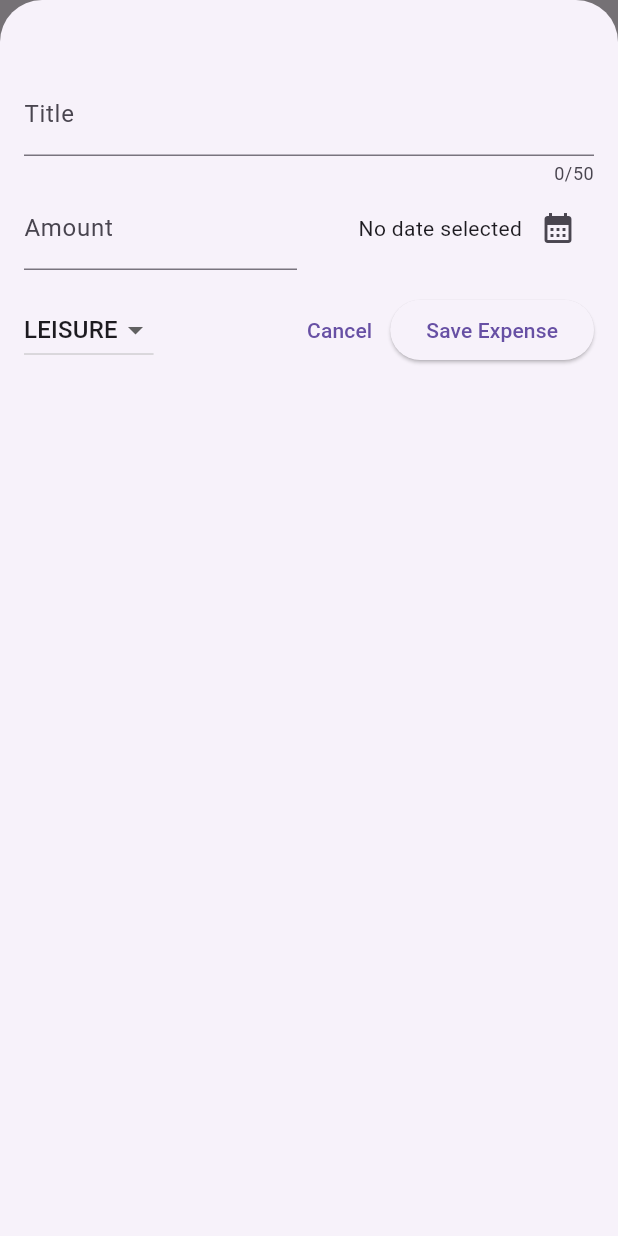
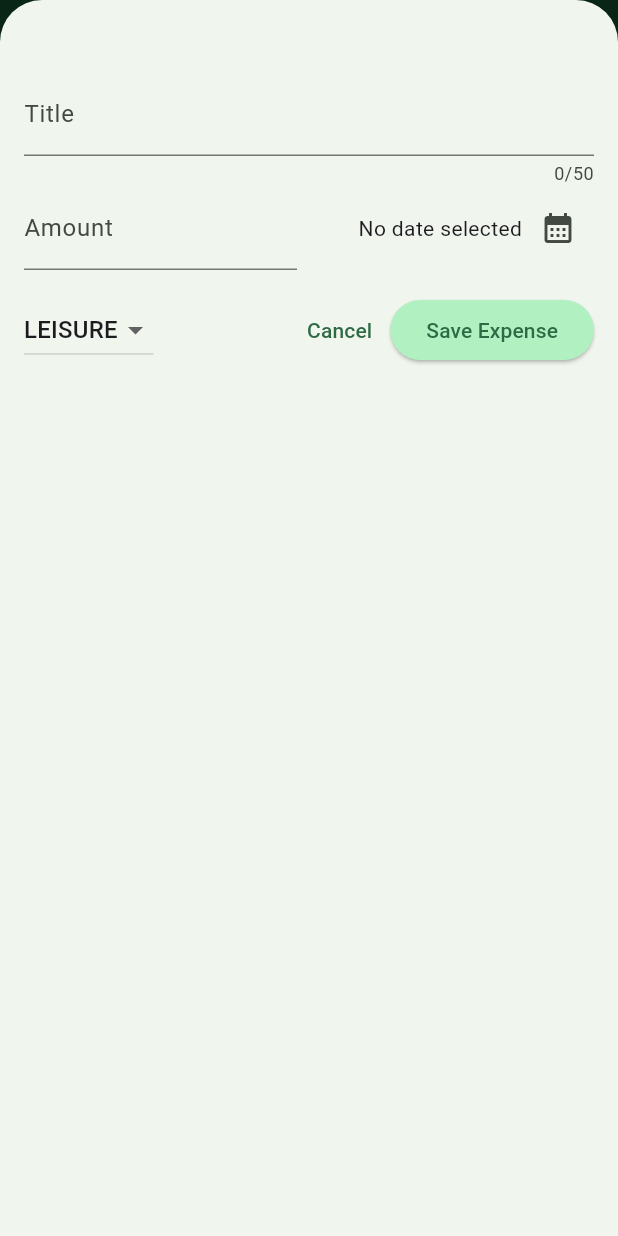
Before and after one commit to auri-gabriel/expense_tracker, a Flutter app: the screen it shows after launch, after a tap on the "add" icon, on a phone screen of 412 x 824 dp. Run offline on Flutter 3.47's test engine with Material 3 defaults, Android fonts, the phone set to English and light mode, and no system bars.

Commit message:
Refactor main function to enhance MaterialApp theme configuration and improve code readability

```diff
--- a/lib/main.dart
+++ b/lib/main.dart
@@ -1,6 +1,38 @@
 import 'package:flutter/material.dart';
 import 'package:expense_tracker/widgets/expenses.dart';
 
+var kColorScheme = ColorScheme.fromSeed(
+  seedColor: Color.fromARGB(255, 59, 181, 110),
+);
+
 void main() {
-  runApp(const MaterialApp(home: Expenses()));
+  runApp(
+    MaterialApp(
+      theme: ThemeData().copyWith(
+        colorScheme: kColorScheme,
+        appBarTheme: AppBarTheme().copyWith(
+          backgroundColor: kColorScheme.onPrimaryContainer,
+          foregroundColor: kColorScheme.primaryContainer,
+        ),
+        scaffoldBackgroundColor: kColorScheme.secondary,
+        cardTheme: CardTheme().copyWith(
+          color: kColorScheme.secondaryContainer,
+          margin: const EdgeInsets.symmetric(horizontal: 16, vertical: 8),
+        ),
+        elevatedButtonTheme: ElevatedButtonThemeData(
+          style: ElevatedButton.styleFrom(
+            backgroundColor: kColorScheme.primaryContainer,
+          ),
+        ),
+        textTheme: ThemeData().textTheme.copyWith(
+          titleLarge: TextStyle(
+            fontWeight: FontWeight.normal,
+            color: kColorScheme.onSecondaryContainer,
+            fontSize: 14,
+          ),
+        ),
+      ),
+      home: Expenses(),
+    ),
+  );
 }
```
